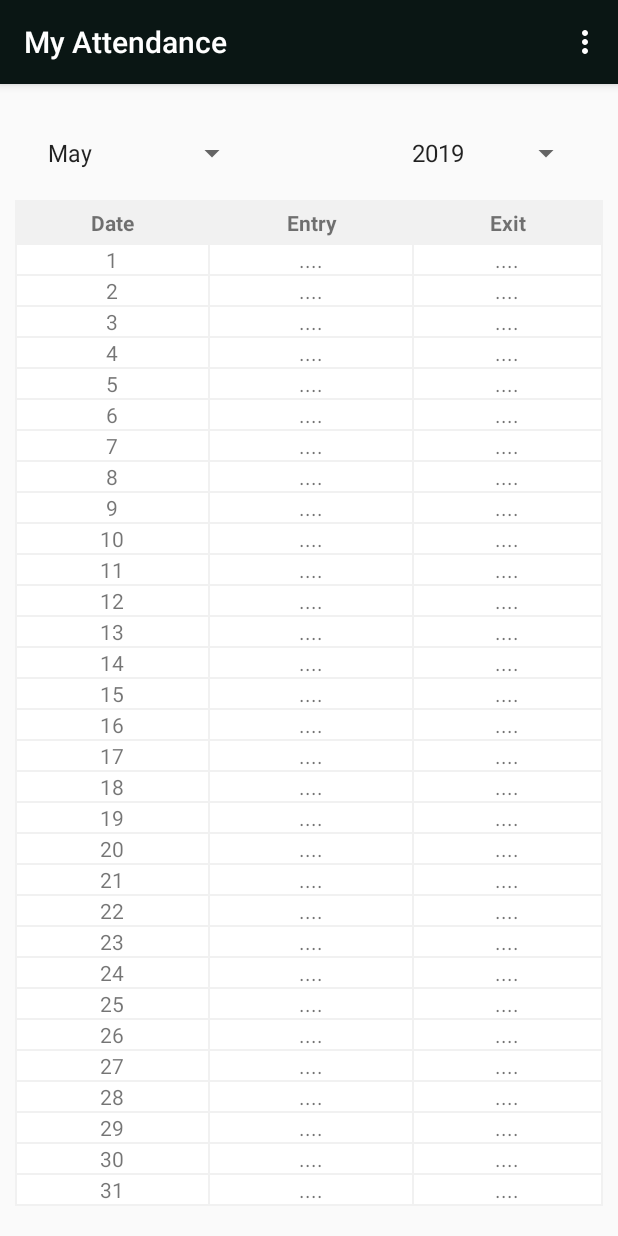
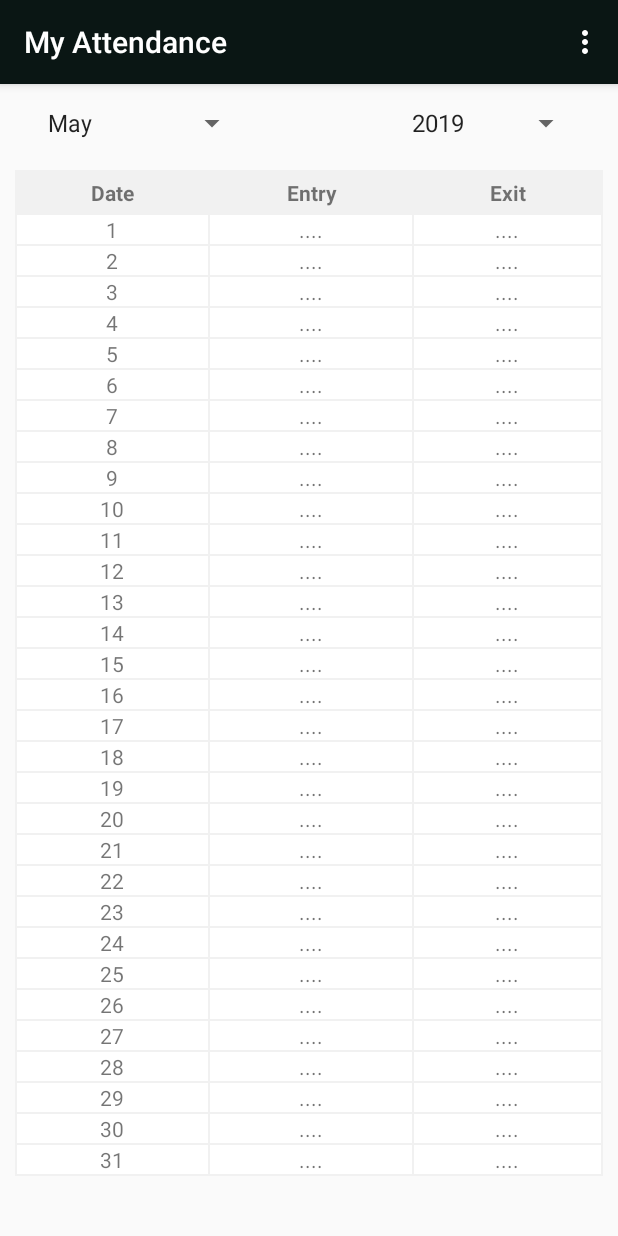
Before and after one commit to ski96277/OfficeManageMentAPP, an Android app: the fragment Edit_employee_profile placed in its activity, in the options menu, after a tap on "My Attendance", on a phone screen of 412 x 824 dp. Run offline under Robolectric (Android 15) with nearby library versions, the phone set to English and light mode, and no system bars; our stand-ins replace ButterKnife, CircleImageView, Firebase (no records; nobody signed in at launch, a user with empty details on screens opened directly), Picasso; libraries missing offline, so code that uses them is left out: es.dmoral.toasty; pictures from the network do not load; 10 statements that could not run were skipped.

Commit message:
bug fixed join Date

```diff
--- a/app/src/main/java/com/rocketechit/officemanagementapp/FragmentClass/Employee/Edit_employee_profile.java
+++ b/app/src/main/java/com/rocketechit/officemanagementapp/FragmentClass/Employee/Edit_employee_profile.java
@@ -22,6 +22,7 @@ import com.google.firebase.database.FirebaseDatabase;
 import com.google.firebase.storage.FirebaseStorage;
 import com.google.firebase.storage.StorageReference;
 import com.google.firebase.storage.UploadTask;
+import com.rocketechit.officemanagementapp.Activity.MainActivity_Employee;
 import com.rocketechit.officemanagementapp.JavaClass.CheckNetwork;
 import com.rocketechit.officemanagementapp.JavaClass.Employee_Information;
 import com.rocketechit.officemanagementapp.R;
@@ -111,11 +112,6 @@ public class Edit_employee_profile extends Fragment {
                 startActivityForResult(i, request_code);
                 break;
 
-            case R.id.employee_profileview_join_Date_TV:
-                Toast.makeText(getContext(), "success", Toast.LENGTH_SHORT).show();
-                CallDatePicker();
-//                selectDate();
-                break;
 
             case R.id.employee_profileview_Save_button:
                 name_employee = employeeProfileviewNameET.getText().toString();
@@ -182,23 +178,20 @@ public class Edit_employee_profile extends Fragment {
                         imagelink = downloadLink;
                         upload_Updated_Data(designation, email, imagelink, join_date, name_employee, password_employee, phoneNumber, userID, userID_company);
                         progressDialog.dismiss();
+                        startActivity(new Intent(getContext(), MainActivity_Employee.class));
+                        getActivity().finish();
                     }
                 });
             }
         });
     }
 
-  /*  private void selectDate() {
-        Toast.makeText(getContext(), "select Date", Toast.LENGTH_SHORT).show();
-        final Calendar c = Calendar.getInstance();
-        int year = c.get(Calendar.YEAR);
-        int month = c.get(Calendar.MONTH);
-        int day = c.get(Calendar.DAY_OF_MONTH);
-        employeeProfileviewJoinDateTV.setText(String.valueOf(day) + "-" + String.valueOf(month) + "-" + String.valueOf(year));
+    private void upload_Updated_Data(String designation, String email, String imagelink, String join_date, String name_employee, String password_employee, String phoneNumber, String userID, String userID_company) {
+        final ProgressDialog progressDialog = new ProgressDialog(getContext());
+        progressDialog.setTitle("Uploading...");
+        progressDialog.show();
+        progressDialog.setCancelable(false);
 
-    }*/
-
-    private void upload_Updated_Data(String designation, String email, String imagelink, String join_date, String name_employee, String password_employee, String phoneNumber, String userID, String userID_company) {
         FirebaseDatabase firebaseDatabase = FirebaseDatabase.getInstance();
         DatabaseReference databaseReference = firebaseDatabase.getReference();
         DatabaseReference databaseReference1 = firebaseDatabase.getReference();
@@ -208,6 +201,11 @@ public class Edit_employee_profile extends Fragment {
 
         databaseReference.child("Employee_List").child(userID).setValue(employee_information);
         databaseReference1.child("Company_Employee").child(userID_company).child(userID).setValue(employee_information);
+
+        progressDialog.dismiss();
+
+        startActivity(new Intent(getContext(), MainActivity_Employee.class));
+        getActivity().finish();
 
     }/*
     private void upload_Updated_Data(String designation, String email, String imagelink, String join_date, String name_employee, String password_employee, String phoneNumber, String userID, String userID_company) {
--- a/app/src/main/java/com/rocketechit/officemanagementapp/FragmentClass/Employee/Employee_Profile_F.java
+++ b/app/src/main/java/com/rocketechit/officemanagementapp/FragmentClass/Employee/Employee_Profile_F.java
@@ -61,9 +61,8 @@ public class Employee_Profile_F extends Fragment {
         getActivity().setTitle("My Profile");
 
 
-        get_Employee_Information(new myCallBack() {
-            @Override
-            public void onCallBack(Employee_Information employee_information) {
+        get_Employee_Information(employee_information -> {
+
             String image_link = employee_information.getImageLink();
             String position = employee_information.getDesignation();
             String email = employee_information.getEmail_Employee();
@@ -87,7 +86,6 @@ public class Employee_Profile_F extends Fragment {
             email_TV.setText(email);
             joinDate_TV.setText(join_date);
 
-            }
         });
 
 
--- a/app/src/main/res/layout/employee_information_f.xml
+++ b/app/src/main/res/layout/employee_information_f.xml
@@ -145,7 +145,7 @@
                 android:textSize="20sp" />
 
             <TextView
-                android:id="@+id/employee_information_join_Date_TV"
+                android:id="@+id/employee_information_join_Date_TV_admin"
                 android:layout_width="241dp"
                 android:layout_height="37dp"
                 android:background="#DBDBDB"
--- a/app/src/main/res/layout/my_attendance_f.xml
+++ b/app/src/main/res/layout/my_attendance_f.xml
@@ -12,19 +12,15 @@
         android:layout_height="52dp"
         android:layout_alignParentStart="true"
         android:layout_alignParentLeft="true"
-        android:layout_alignParentTop="true"
         android:layout_marginStart="24dp"
-        android:layout_marginLeft="24dp"
-        android:layout_marginTop="20dp" />
+        android:layout_marginLeft="24dp" />
 
     <Spinner
         android:id="@+id/spinner_year"
         android:layout_width="121dp"
         android:layout_height="52dp"
-        android:layout_alignParentTop="true"
         android:layout_alignParentEnd="true"
         android:layout_alignParentRight="true"
-        android:layout_marginTop="20dp"
         android:layout_marginEnd="24dp"
         android:layout_marginRight="24dp" />
 
```
Also changed, not shown: app/src/main/java/com/rocketechit/officemanagementapp/FragmentClass/Admin/Employee_Information_F.java (+9 -10 lines). Lines whose indentation alone changed are shown as unchanged.
